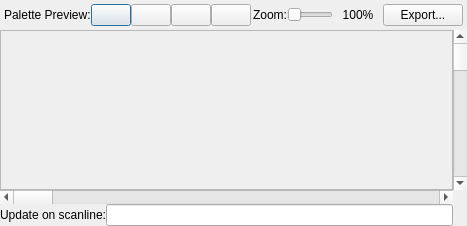
This is viewers/chr-rom/chrromdisplaydialog.ui in christopherpow/nesicide as Qt 5 draws it before an edit. The edited form follows.
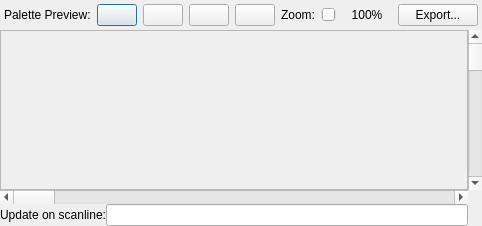
This is the edited form. Custom widgets are drawn as their Qt base class.

Commit message: fixing chrmem viewer color palette apply; fixing layout spacing

Diff of the .ui file:
```diff
--- a/viewers/chr-rom/chrromdisplaydialog.ui
+++ b/viewers/chr-rom/chrromdisplaydialog.ui
@@ -46,6 +46,9 @@
    </item>
    <item row="0" column="0" colspan="3">
     <layout class="QHBoxLayout" name="horizontalLayout">
+     <property name="spacing">
+      <number>6</number>
+     </property>
      <property name="margin">
       <number>4</number>
      </property>
```
The commit also changes 10 other files.
